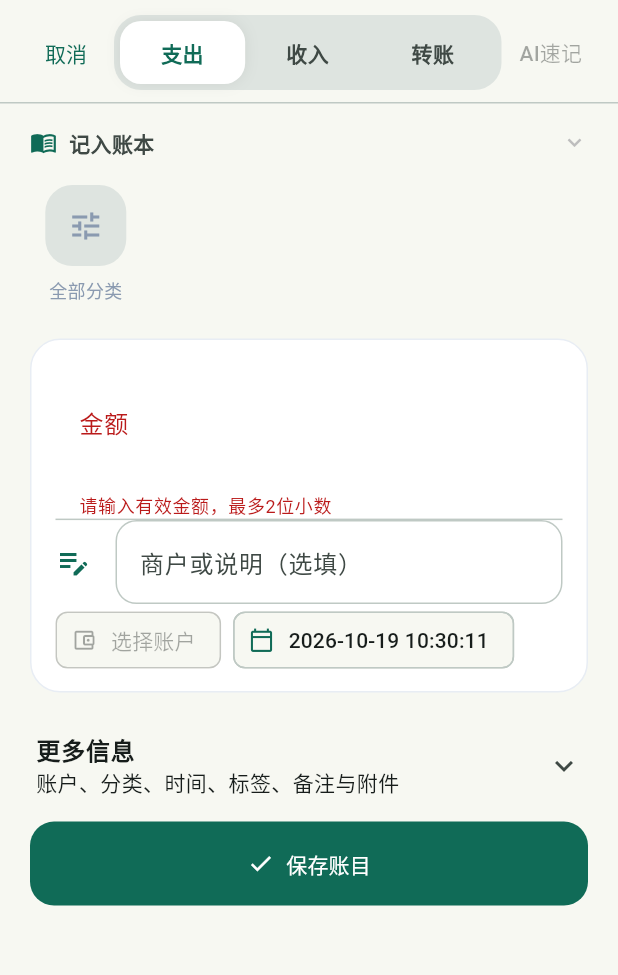
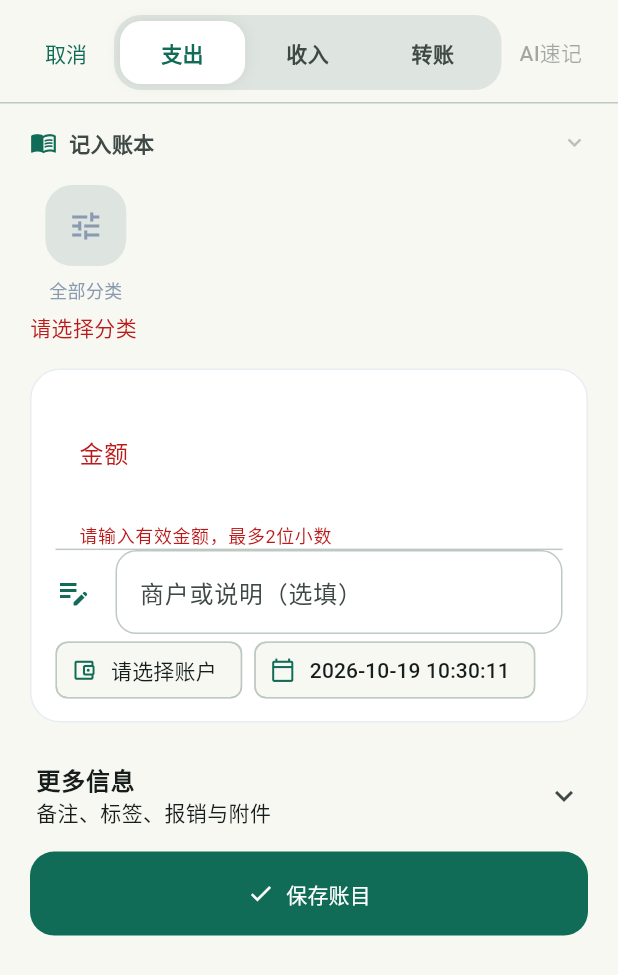
Before and after one commit to wannenqingnian/KnowAccounts, a Flutter app: the TransactionEditor widget shown alone on an empty page, opened directly, after a tap on "保存账目", on a phone screen of 412 x 824 dp. Shown: the top 975 px of the screen. Run offline on Flutter 3.47's test engine with Material 3 defaults, Android fonts, the phone set to English and light mode, and no system bars; our stand-ins replace drift, file_picker, flutter_riverpod, flutter_secure_storage; missing offline and left inert: cryptography, excel, fast_gbk, sqlite3; accounts and stored records are empty; statements that could not run were skipped.

Commit message:
ui: remove duplicate transaction fields

```diff
--- a/lib/features/transaction_editor.dart
+++ b/lib/features/transaction_editor.dart
@@ -353,6 +353,17 @@ class _TransactionEditorState extends ConsumerState<TransactionEditor> {
 
   Future<void> _save() async {
     if (!_attachmentsReady || !_form.currentState!.validate()) return;
+    final missingSelections = [
+      if (_account == null) '请选择账户',
+      if ((_type == TransactionType.expense ||
+              _type == TransactionType.income) &&
+          _category == null)
+        '请选择分类',
+    ];
+    if (missingSelections.isNotEmpty) {
+      setState(() => _error = missingSelections.join('；'));
+      return;
+    }
     if (ref.read(ledgerProvider).ledgerId != _attachmentLedger) {
       setState(() => _error = "账本已变化，请重新打开记账表单");
       return;
@@ -492,6 +503,65 @@ class _TransactionEditorState extends ConsumerState<TransactionEditor> {
               .where((category) => category.parentId == selectedRoot.id)
               .toList();
     final visibleRoots = roots.take(9).toList();
+
+    Future<void> pickAccount() async {
+      final value = await showDialog<String>(
+        context: context,
+        builder: (dialogContext) => SimpleDialog(
+          title: const Text('选择账户'),
+          children: state.accounts
+              .map(
+                (account) => SimpleDialogOption(
+                  onPressed: () => Navigator.pop(dialogContext, account.id),
+                  child: Text(account.displayName),
+                ),
+              )
+              .toList(),
+        ),
+      );
+      if (!mounted || value == null || value == _account) return;
+      final oldCurrency = selectedAccount?.currency;
+      final nextCurrency = state.accounts
+          .where((account) => account.id == value)
+          .firstOrNull
+          ?.currency;
+      setState(() {
+        _account = value;
+        _error = null;
+        if (oldCurrency != null &&
+            nextCurrency != null &&
+            oldCurrency != nextCurrency) {
+          _amount.clear();
+        }
+      });
+    }
+
+    Future<void> pickCategory() async {
+      final value = await showDialog<String>(
+        context: context,
+        builder: (dialogContext) => SimpleDialog(
+          title: const Text('全部分类'),
+          children: categories.map((category) {
+            final parent = state.categories
+                .where((item) => item.id == category.parentId)
+                .firstOrNull;
+            return SimpleDialogOption(
+              onPressed: () => Navigator.pop(dialogContext, category.id),
+              child: Text(
+                parent == null
+                    ? category.name
+                    : '${parent.name} / ${category.name}',
+              ),
+            );
+          }).toList(),
+        ),
+      );
+      if (!mounted || value == null) return;
+      setState(() {
+        _category = value;
+        _error = null;
+      });
+    }
 
     Widget typeTab(TransactionType value, String label) {
       final selected = _type == value;
@@ -715,8 +785,11 @@ class _TransactionEditorState extends ConsumerState<TransactionEditor> {
                             children: [
                               ...visibleRoots.map(categoryTile),
                               InkWell(
+                                key: const ValueKey(
+                                  'transaction_all_categories',
+                                ),
                                 borderRadius: BorderRadius.circular(18),
-                                onTap: () {},
+                                onTap: _saving ? null : pickCategory,
                                 child: Column(
                                   mainAxisAlignment: MainAxisAlignment.center,
                                   children: [
@@ -794,6 +867,11 @@ class _TransactionEditorState extends ConsumerState<TransactionEditor> {
                               ],
                             ),
                           ],
+                          if (selectedCategory == null)
+                            Text(
+                              '请选择分类',
+                              style: TextStyle(color: colors.error),
+                            ),
                         ],
                         const SizedBox(height: 18),
                         Container(
@@ -871,14 +949,17 @@ class _TransactionEditorState extends ConsumerState<TransactionEditor> {
                                   runSpacing: 6,
                                   children: [
                                     ActionChip(
+                                      key: const ValueKey(
+                                        'transaction_account_chip',
+                                      ),
                                       avatar: const Icon(
                                         Icons.account_balance_wallet_outlined,
                                         size: 17,
                                       ),
                                       label: Text(
-                                        selectedAccount?.displayName ?? '选择账户',
+                                        selectedAccount?.displayName ?? '请选择账户',
                                       ),
-                                      onPressed: null,
+                                      onPressed: _saving ? null : pickAccount,
                                     ),
                                     ActionChip(
                                       avatar: const Icon(
@@ -917,83 +998,9 @@ class _TransactionEditorState extends ConsumerState<TransactionEditor> {
                             '更多信息',
                             style: TextStyle(fontWeight: FontWeight.w700),
                           ),
-                          subtitle: const Text('账户、分类、时间、标签、备注与附件'),
+                          subtitle: const Text('备注、标签、报销与附件'),
                           children: [
-                            if (_type == TransactionType.expense ||
-                                _type == TransactionType.income) ...[
-                              DropdownButtonFormField<String>(
-                                key: ValueKey(
-                                  'category_${_type.name}_$_category',
-                                ),
-                                initialValue: _category,
-                                decoration: const InputDecoration(
-                                  labelText: '全部分类',
-                                ),
-                                isExpanded: true,
-                                items: categories.map((category) {
-                                  final parent = state.categories
-                                      .where((p) => p.id == category.parentId)
-                                      .firstOrNull;
-                                  return DropdownMenuItem(
-                                    value: category.id,
-                                    child: Text(
-                                      parent == null
-                                          ? category.name
-                                          : '${parent.name} / ${category.name}',
-                                    ),
-                                  );
-                                }).toList(),
-                                onChanged: _saving
-                                    ? null
-                                    : (value) =>
-                                          setState(() => _category = value),
-                                validator: (value) =>
-                                    value == null ? '请选择分类' : null,
-                              ),
-                              const SizedBox(height: 12),
-                            ],
-                            DropdownButtonFormField<String>(
-                              key: ValueKey(
-                                'account_${state.ledgerId}_$_account',
-                              ),
-                              initialValue: _account,
-                              decoration: InputDecoration(
-                                labelText: _type == TransactionType.transfer
-                                    ? '转出账户'
-                                    : refund
-                                    ? '退款到账账户'
-                                    : '账户',
-                              ),
-                              items: state.accounts
-                                  .map(
-                                    (account) => DropdownMenuItem(
-                                      value: account.id,
-                                      child: Text(account.displayName),
-                                    ),
-                                  )
-                                  .toList(),
-                              onChanged: _saving
-                                  ? null
-                                  : (value) => setState(() {
-                                      final old = selectedAccount?.currency;
-                                      _account = value;
-                                      final next = state.accounts
-                                          .where(
-                                            (account) => account.id == value,
-                                          )
-                                          .firstOrNull
-                                          ?.currency;
-                                      if (old != null &&
-                                          next != null &&
-                                          old != next) {
-                                        _amount.clear();
-                                      }
-                                    }),
-                              validator: (value) =>
-                                  value == null ? '请选择账户' : null,
-                            ),
                             if (_type == TransactionType.transfer) ...[
-                              const SizedBox(height: 12),
                               DropdownButtonFormField<String>(
                                 key: ValueKey(
                                   'target_${state.ledgerId}_$_target',
@@ -1031,26 +1038,6 @@ class _TransactionEditorState extends ConsumerState<TransactionEditor> {
                                   ),
                                 ),
                             ],
-                            const SizedBox(height: 12),
-                            OutlinedButton.icon(
-                              icon: const Icon(
-                                Icons.schedule_outlined,
-                                size: 18,
-                              ),
-                              label: Text(dateTimeLabel(_date)),
-                              onPressed: _saving
-                                  ? null
-                                  : () async {
-                                      final date =
-                                          await showSecondDateTimePicker(
-                                            context,
-                                            initial: _date,
-                                          );
-                                      if (date != null && mounted) {
-                                        setState(() => _date = date);
-                                      }
-                                    },
-                            ),
                             const SizedBox(height: 12),
                             TextFormField(
                               controller: _note,
--- a/pubspec.yaml
+++ b/pubspec.yaml
@@ -1,7 +1,7 @@
 name: smart_ledger
 description: Offline-first intelligent bookkeeping app.
 publish_to: none
-version: 0.29.9+75
+version: 0.29.10+76
 environment:
   sdk: '>=3.8.0 <4.0.0'
 dependencies:
```
Also changed, not shown: 5 other files.
